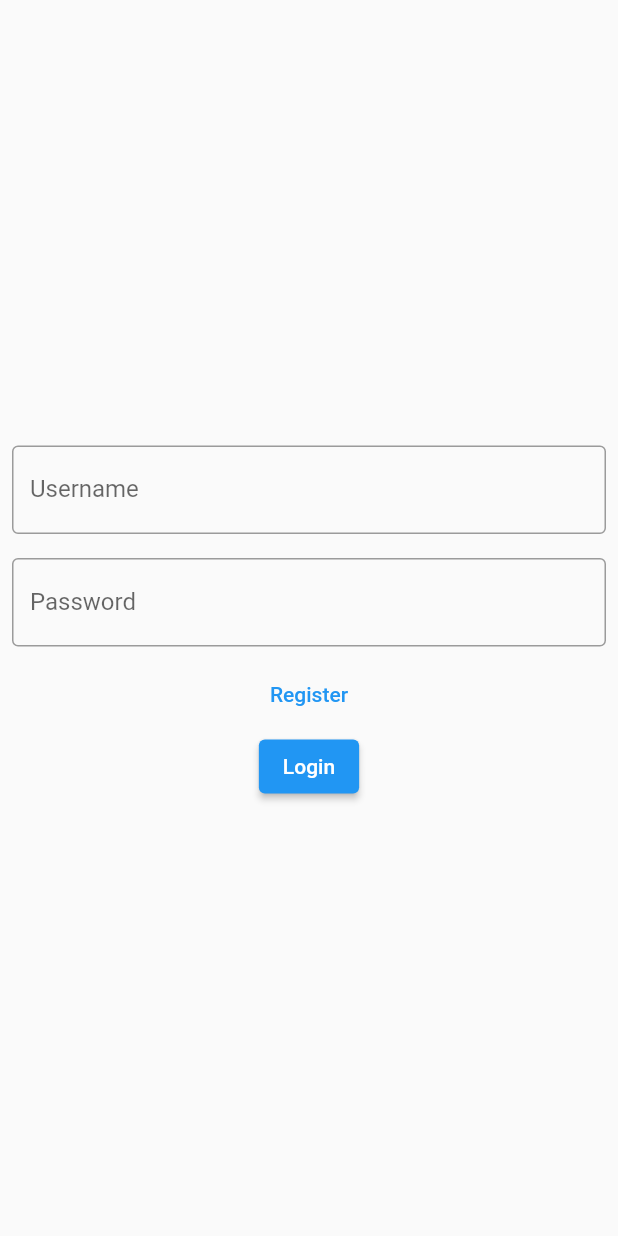
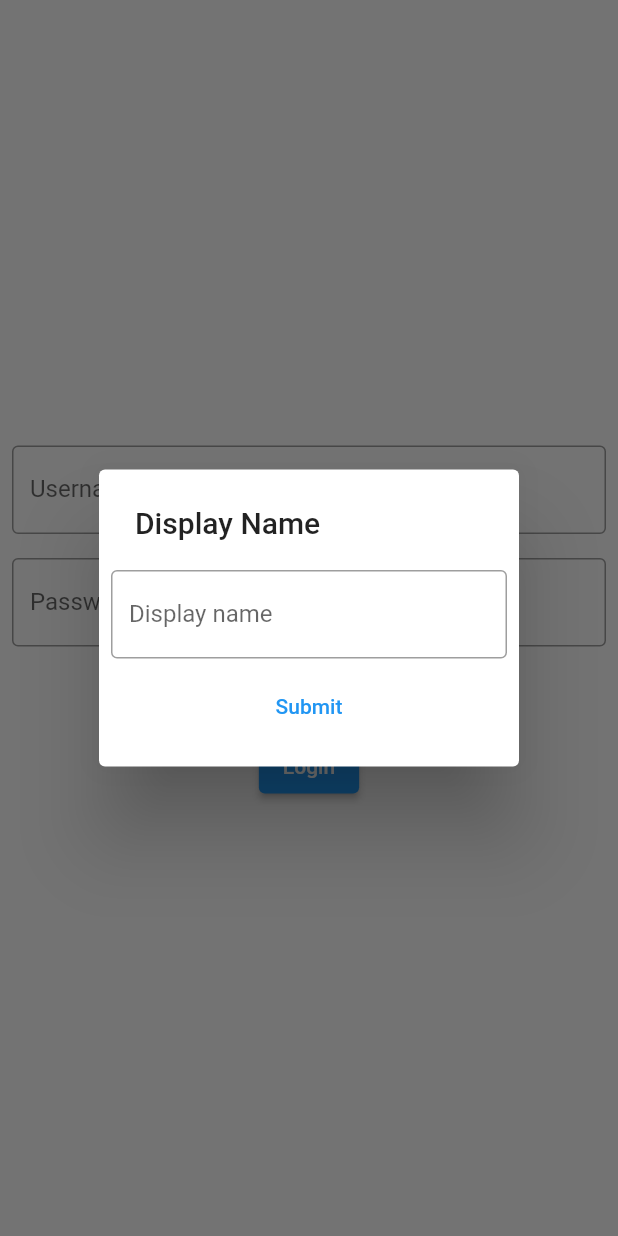
Before and after one commit to mzyzc/echo_client, a Flutter app: the screen it shows after launch, after a tap on "Register", on a phone screen of 412 x 824 dp. Run offline on Flutter 3.47's test engine with Material 2 defaults, Android fonts, the phone set to English and light mode, and no system bars; missing offline and left inert: cryptography_flutter; statements that could not run were skipped.

```diff
--- a/lib/pages/login.dart
+++ b/lib/pages/login.dart
@@ -2,11 +2,16 @@ import 'package:flutter/material.dart';
 import 'package:echo_client/user.dart';
 
 class LoginPage extends StatelessWidget {
+  var username;
+  var password;
+  var displayName;
+
   @override
   Widget build(BuildContext context) {
     final inputEmail = Padding(
       padding: EdgeInsets.all(8.0),
       child: TextField(
+        onChanged: (text) => username = text,
         decoration: InputDecoration(
           border: OutlineInputBorder(),
           labelText: 'Username',
@@ -18,6 +23,7 @@ class LoginPage extends StatelessWidget {
       padding: EdgeInsets.all(8.0),
       child: TextField(
         obscureText: true,
+        onChanged: (text) => password = text,
         decoration: InputDecoration(
           border: OutlineInputBorder(),
           labelText: 'Password',
@@ -32,14 +38,47 @@ class LoginPage extends StatelessWidget {
 
     final buttonRegister = TextButton(
       child: Text('Register'),
-      onPressed: () => initNewUser(),
+      onPressed: () async {
+        displayName = await requestDisplayName(context);
+        registerUser(username, password, displayName);
+      }
     );
 
     return Scaffold(
       body: Column(
-        mainAxisAlignment: MainAxisAlignment.center,
-            children: <Widget>[inputEmail, inputPassword, buttonRegister, buttonLogin]
+          mainAxisAlignment: MainAxisAlignment.center,
+          children: <Widget>[inputEmail, inputPassword, buttonRegister, buttonLogin]
       ),
     );
   }
 }
+
+Future<String> requestDisplayName(BuildContext context) {
+  var displayName;
+
+  final inputDisplayName = Padding(
+    padding: EdgeInsets.all(8.0),
+    child: TextField(
+      onChanged: (text) => displayName = text,
+      decoration: InputDecoration(
+        border: OutlineInputBorder(),
+        labelText: 'Display name',
+      ),
+    ),
+  );
+
+  final buttonSubmit = TextButton(
+    child: Text('Submit'),
+    onPressed: () => Navigator.pop(context, displayName),
+  );
+
+  return showDialog (
+    context: context,
+    builder: (context) {
+      return SimpleDialog(
+        title: Text("Display Name"),
+        children: <Widget>[inputDisplayName, buttonSubmit],
+      );
+    }
+  );
+}
```
Also changed, not shown: lib/user.dart (+45 -4 lines).
